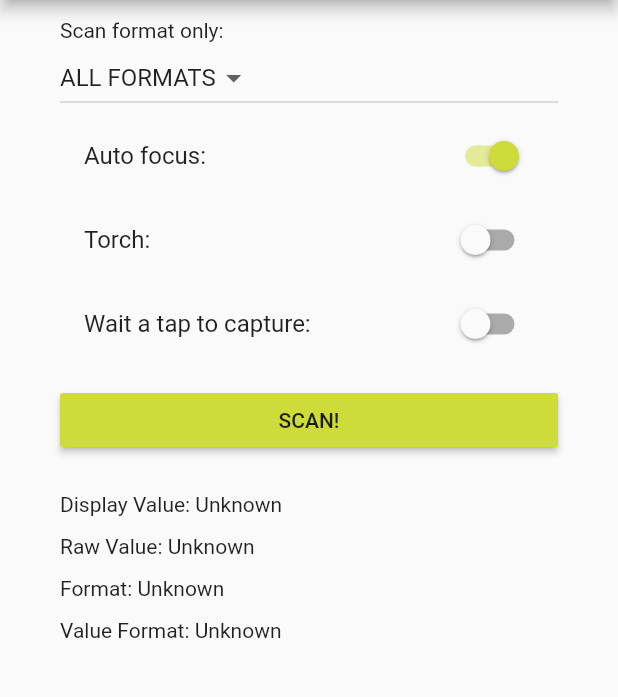
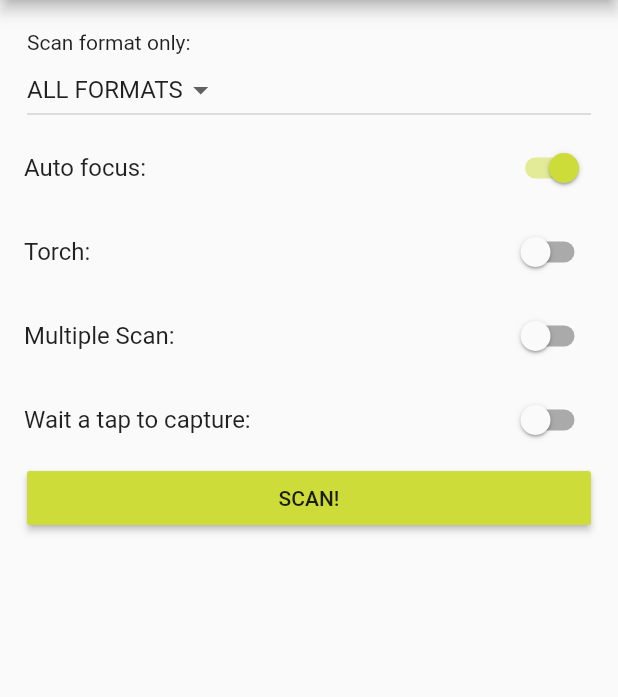
Before and after one commit to edufolly/flutter_mobile_vision, a Flutter app: the screen it shows after launch, after a tap on "SCAN!", on a phone screen of 412 x 824 dp, the part 84-781 px from its top. Run offline on Flutter 3.47's test engine with Material 2 defaults, Android fonts, the phone set to English and light mode, and no system bars.

Commit message:
Scan multiple barcodes

```diff
--- a/example/lib/main.dart
+++ b/example/lib/main.dart
@@ -14,12 +14,10 @@ class _MyAppState extends State<MyApp> {
   int _onlyFormat = Barcode.ALL_FORMATS;
   bool _autoFocus = true;
   bool _torch = false;
+  bool _multiple = false;
   bool _waitTap = false;
 
-  String _displayValue = 'Unknown';
-  String _rawValue = 'Unknown';
-  String _format = 'Unknown';
-  String _valueFormat = 'Unknown';
+  List<Barcode> _barcodes = [];
 
   @override
   void initState() {
@@ -38,56 +36,10 @@ class _MyAppState extends State<MyApp> {
           title: new Text('Flutter Mobile Vision'),
         ),
         body: new ListView(
-          padding: const EdgeInsets.only(top: 12.0, left: 40.0, right: 40.0),
-          children: <Widget>[
-            new Text('Scan format only:'),
-            new DropdownButton(
-              items: _getFormats(),
-              onChanged: (value) => setState(() => _onlyFormat = value),
-              value: _onlyFormat,
-            ),
-            new SwitchListTile(
-              title: new Text('Auto focus:'),
-              value: _autoFocus,
-              onChanged: (value) => setState(() => _autoFocus = value),
-            ),
-            new SwitchListTile(
-              title: new Text('Torch:'),
-              value: _torch,
-              onChanged: (value) => setState(() => _torch = value),
-            ),
-            new SwitchListTile(
-              title: new Text('Wait a tap to capture:'),
-              value: _waitTap,
-              onChanged: (value) => setState(() => _waitTap = value),
-            ),
-            new Padding(
-              padding: const EdgeInsets.only(
-                top: 12.0,
-                bottom: 12.0,
-              ),
-              child: new RaisedButton(
-                onPressed: _scan,
-                child: new Text('SCAN!'),
-              ),
-            ),
-            new Padding(
-              padding: const EdgeInsets.only(top: 12.0),
-              child: new Text('Display Value: $_displayValue'),
-            ),
-            new Padding(
-              padding: const EdgeInsets.only(top: 12.0),
-              child: new Text('Raw Value: $_rawValue'),
-            ),
-            new Padding(
-              padding: const EdgeInsets.only(top: 12.0),
-              child: new Text('Format: $_format'),
-            ),
-            new Padding(
-              padding: const EdgeInsets.only(top: 12.0),
-              child: new Text('Value Format: $_valueFormat'),
-            ),
-          ],
+          padding: const EdgeInsets.only(
+            top: 12.0,
+          ),
+          children: _getItems(context),
         ),
       ),
     );
@@ -106,35 +58,188 @@ class _MyAppState extends State<MyApp> {
     return formatItems;
   }
 
+  List<Widget> _getItems(BuildContext context) {
+    List<Widget> items = [];
+
+    items.add(new Padding(
+      padding: const EdgeInsets.only(
+        top: 8.0,
+        left: 18.0,
+        right: 18.0,
+      ),
+      child: new Text('Scan format only:'),
+    ));
+
+    items.add(new Padding(
+      padding: const EdgeInsets.only(
+        left: 18.0,
+        right: 18.0,
+      ),
+      child: new DropdownButton(
+        items: _getFormats(),
+        onChanged: (value) => setState(
+              () => _onlyFormat = value,
+            ),
+        value: _onlyFormat,
+      ),
+    ));
+
+    items.add(new SwitchListTile(
+      title: new Text('Auto focus:'),
+      value: _autoFocus,
+      onChanged: (value) => setState(() => _autoFocus = value),
+    ));
+
+    items.add(new SwitchListTile(
+      title: new Text('Torch:'),
+      value: _torch,
+      onChanged: (value) => setState(() => _torch = value),
+    ));
+
+    items.add(new SwitchListTile(
+      title: new Text('Multiple Scan:'),
+      value: _multiple,
+      onChanged: (value) => setState(() {
+            _multiple = value;
+            if (value) _waitTap = true;
+          }),
+    ));
+
+    items.add(new SwitchListTile(
+      title: new Text('Wait a tap to capture:'),
+      value: _waitTap,
+      onChanged: (value) => setState(() {
+            _waitTap = value;
+            if (!value) _multiple = false;
+          }),
+    ));
+
+    items.add(
+      new Padding(
+        padding: const EdgeInsets.only(
+          left: 18.0,
+          right: 18.0,
+          bottom: 12.0,
+        ),
+        child: new RaisedButton(
+          onPressed: _scan,
+          child: new Text('SCAN!'),
+        ),
+      ),
+    );
+
+    items.addAll(
+      ListTile.divideTiles(
+        context: context,
+        tiles: _barcodes
+            .map(
+              (barcode) => new BarcodeWidget(barcode),
+            )
+            .toList(),
+      ),
+    );
+
+    return items;
+  }
+
   Future<Null> _scan() async {
-    String displayValue = 'Unknown';
-    String rawValue = 'Unknown';
-    String format = 'Unknown';
-    String valueFormat = 'Unknown';
-
+    List<Barcode> barcodes = [];
     try {
-      Barcode barcode = await FlutterMobileVision.scan(
+      barcodes = await FlutterMobileVision.scan(
         flash: _torch,
         autoFocus: _autoFocus,
         formats: _onlyFormat,
+        multiple: _multiple,
         waitTap: _waitTap,
       );
-      displayValue = barcode.displayValue;
-      rawValue = barcode.rawValue;
-      format = '${barcode.getFormatString()} (${barcode.format})';
-      valueFormat =
-          '${barcode.getValueFormatString()} (${barcode.valueFormat})';
     } on Exception {
-      displayValue = 'Failed to get barcode.';
+      barcodes.add(new Barcode('Failed to get barcode.'));
     }
 
     if (!mounted) return;
 
-    setState(() {
-      _displayValue = displayValue;
-      _rawValue = rawValue;
-      _format = format;
-      _valueFormat = valueFormat;
-    });
+    setState(() => _barcodes = barcodes);
   }
 }
+
+class BarcodeWidget extends StatelessWidget {
+  final Barcode barcode;
+
+  BarcodeWidget(this.barcode);
+
+  @override
+  Widget build(BuildContext context) {
+    return new ListTile(
+      leading: const Icon(Icons.star),
+      title: new Text(barcode.displayValue),
+      subtitle: new Text(
+        '${barcode.getFormatString()} (${barcode.format}) - '
+            '${barcode.getValueFormatString()} (${barcode.valueFormat})',
+      ),
+      trailing: const Icon(Icons.arrow_forward),
+      onTap: () => Navigator.of(context).push(
+            new MaterialPageRoute(
+              builder: (context) => new BarcodeDetails(barcode),
+            ),
+          ),
+    );
+  }
+}
+
+class BarcodeDetails extends StatefulWidget {
+  final Barcode barcode;
+
+  BarcodeDetails(this.barcode);
+
+  @override
+  _BarcodeDetailsState createState() => new _BarcodeDetailsState();
+}
+
+class _BarcodeDetailsState extends State<BarcodeDetails> {
+  @override
+  Widget build(BuildContext context) {
+    return new Scaffold(
+      appBar: new AppBar(
+        title: new Text('Barcode Details'),
+      ),
+      body: new ListView(
+        children: <Widget>[
+          new ListTile(
+            title: new Text(widget.barcode.displayValue),
+            subtitle: const Text('Display Value'),
+          ),
+          new ListTile(
+            title: new Text(widget.barcode.rawValue),
+            subtitle: const Text('Raw Value'),
+          ),
+          new ListTile(
+            title: new Text('${widget.barcode.getFormatString()} '
+                '(${widget.barcode.format})'),
+            subtitle: const Text('Format'),
+          ),
+          new ListTile(
+            title: new Text('${widget.barcode.getValueFormatString()} '
+                '(${widget.barcode.valueFormat})'),
+            subtitle: const Text('Value Format'),
+          ),
+          new ListTile(
+            title: new Text(widget.barcode.top.toString()),
+            subtitle: const Text('Top'),
+          ),
+          new ListTile(
+            title: new Text(widget.barcode.bottom.toString()),
+            subtitle: const Text('Bottom'),
+          ),
+          new ListTile(
+            title: new Text(widget.barcode.left.toString()),
+            subtitle: const Text('Left'),
+          ),
+          new ListTile(
+            title: new Text(widget.barcode.right.toString()),
+            subtitle: const Text('Right'),
+          ),
+        ],
+      ),
+    );
+  }
+}
--- a/lib/flutter_mobile_vision.dart
+++ b/lib/flutter_mobile_vision.dart
@@ -6,23 +6,27 @@ class FlutterMobileVision {
   static const MethodChannel _channel =
       const MethodChannel('flutter_mobile_vision');
 
-  static Future<Barcode> scan({
+  static Future<List<Barcode>> scan({
     bool flash: false,
     bool autoFocus: true,
     int formats: Barcode.ALL_FORMATS,
+    bool multiple: false,
     bool waitTap: false,
   }) async {
+    if (multiple) {
+      waitTap = true;
+    }
     Map<String, dynamic> arguments = {
       'flash': flash,
       'autoFocus': autoFocus,
       'formats': formats,
+      'multiple': multiple,
       'waitTap': waitTap,
     };
 
-    final Map<dynamic, dynamic> map =
-        await _channel.invokeMethod('scan', arguments);
+    final List list = await _channel.invokeMethod('scan', arguments);
 
-    return Barcode.fromMap(map);
+    return list.map((map) => Barcode.fromMap(map)).toList();
   }
 }
 
@@ -91,12 +95,31 @@ class Barcode {
   final String rawValue;
   final int format;
   final int valueFormat;
+  final int top;
+  final int bottom;
+  final int left;
+  final int right;
+
+  Barcode(
+    this.displayValue, {
+    this.rawValue: '',
+    this.format: Barcode.ALL_FORMATS,
+    this.valueFormat: Barcode.TEXT,
+    this.top: 0,
+    this.bottom: 0,
+    this.left: 0,
+    this.right: 0,
+  });
 
   Barcode.fromMap(Map map)
       : displayValue = map['displayValue'],
         rawValue = map['rawValue'],
         format = map['format'],
-        valueFormat = map['valueFormat'];
+        valueFormat = map['valueFormat'],
+        top = map['top'],
+        bottom = map['bottom'],
+        left = map['left'],
+        right = map['right'];
 
   Map<String, dynamic> toMap() {
     return {
```
Also changed, not shown: docs/flutter_01.png, docs/flutter_02.png, 3 other files.
